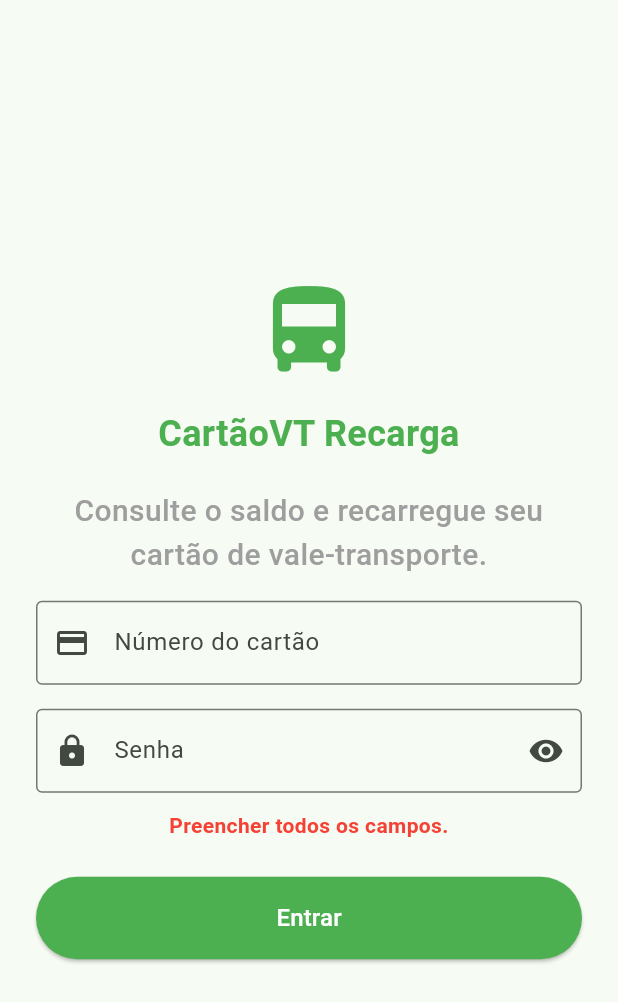
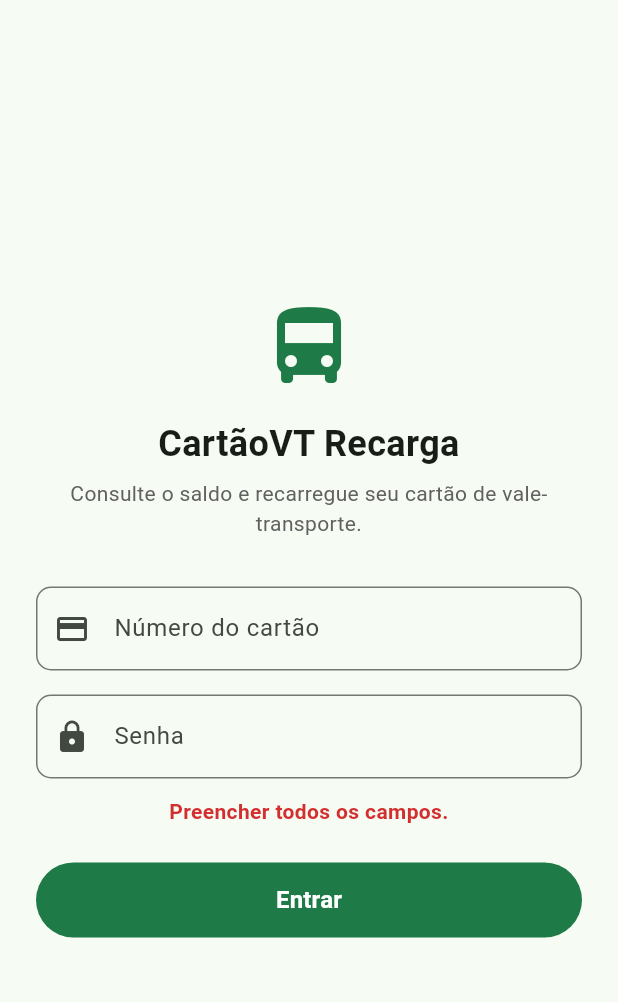
Before and after one commit to gventurinii/cartaoVT_recarga, a Flutter app: the screen it shows after launch, after a tap on "Entrar", on a phone screen of 412 x 824 dp. Shown: the top 1002 px of the screen. Run offline on Flutter 3.47's test engine with Material 3 defaults, Android fonts, the phone set to English and light mode, and no system bars.

Commit message:
feat: implementa o tema claro e escuro à tela de login #3

```diff
--- a/cartaovt_app/lib/views/login_screen.dart
+++ b/cartaovt_app/lib/views/login_screen.dart
@@ -1,6 +1,7 @@
-import 'package:cartaovt_app/controllers/login_controller.dart';
-import 'package:cartaovt_app/views/inicio_screen.dart';
 import 'package:flutter/material.dart';
+import 'package:flutter/services.dart';
+import '../controllers/login_controller.dart';
+import 'inicio_screen.dart';
 
 class LoginScreen extends StatefulWidget {
   const LoginScreen({super.key});
@@ -10,107 +11,110 @@ class LoginScreen extends StatefulWidget {
 }
 
 class _LoginScreenState extends State<LoginScreen> {
-
   final LoginController _controller = LoginController();
-  bool _senhaEscondida = true;
-
   final TextEditingController _cartaoController = TextEditingController();
   final TextEditingController _senhaController = TextEditingController();
 
   @override
   void dispose() {
-    super.dispose();
     _cartaoController.dispose();
     _senhaController.dispose();
     _controller.dispose();
+    super.dispose();
   }
 
   @override
   Widget build(BuildContext context) {
-      return Scaffold(
-      body: AnimatedBuilder(
+    final isDark = Theme.of(context).brightness == Brightness.dark;
+
+    return AnimatedBuilder(
       animation: _controller,
       builder: (context, child) {
-          return Padding(
-            padding: EdgeInsets.all(24.0),
+        return Scaffold(
+          body: SafeArea(
+            child: Padding(
+              padding: const EdgeInsets.all(24.0),
               child: Column(
                 mainAxisAlignment: MainAxisAlignment.center,
                 crossAxisAlignment: CrossAxisAlignment.stretch,
                 children: [
-                Icon(Icons.directions_bus, size: 72, color: Colors.green),
-                SizedBox(height: 16),
-                Text(
+                  Icon(
+                    Icons.directions_bus,
+                    size: 64,
+                    color: isDark
+                        ? const Color(0xFF6DD597)
+                        : const Color(0xFF1E7A46),
+                  ),
+                  const SizedBox(height: 16),
+                  const Text(
                     'CartãoVT Recarga',
                     textAlign: TextAlign.center,
-                  style: TextStyle(
-                    color: Colors.green,
-                    fontSize: 24,
-                    fontWeight: FontWeight.bold,
+                    style: TextStyle(fontSize: 24, fontWeight: FontWeight.bold),
                   ),
-                ),
-                SizedBox(height: 20),
-
+                  const SizedBox(height: 6),
                   Text(
                     'Consulte o saldo e recarregue seu cartão de vale-transporte.',
                     textAlign: TextAlign.center,
-                  style: TextStyle(color: Colors.grey,
-                    fontSize: 20,
-                    fontWeight: FontWeight.w500
+                    style: TextStyle(
+                      color: isDark ? Colors.grey.shade400 : Colors.grey.shade700,
                     ),
                   ),
-                SizedBox(height: 16),
+                  const SizedBox(height: 32),
 
-                // Campo do cartão: aceita somente números (RN01)
                   TextField(
                     controller: _cartaoController,
+                    keyboardType: TextInputType.number,
+                    inputFormatters: [FilteringTextInputFormatter.digitsOnly],
                     decoration: InputDecoration(
                       labelText: 'Número do cartão',
-                    prefixIcon: Icon(Icons.credit_card),
-                    border: OutlineInputBorder(),
+                      prefixIcon: const Icon(Icons.credit_card),
+                      border: OutlineInputBorder(
+                        borderRadius: BorderRadius.circular(10),
                       ),
                     ),
-                SizedBox(height: 16),
+                  ),
+                  const SizedBox(height: 16),
 
-                // Campo da senha: formato oculto obscureText: true (RN02)
                   TextField(
                     controller: _senhaController,
-                  obscureText: _senhaEscondida,
+                    obscureText: true,
                     decoration: InputDecoration(
                       labelText: 'Senha',
-                    prefixIcon: Icon(Icons.lock),
-                    border: OutlineInputBorder(),
-                    suffixIcon: IconButton(
-                      tooltip: _senhaEscondida ? 'Mostrar senha' : 'Ocultar senha',
-                      icon: Icon(
-                        _senhaEscondida ? Icons.visibility : Icons.visibility_off,
-                      ),
-                      onPressed: () {
-                        setState(() {
-                          _senhaEscondida = !_senhaEscondida;
-                        });
-                      },
+                      prefixIcon: const Icon(Icons.lock),
+                      border: OutlineInputBorder(
+                        borderRadius: BorderRadius.circular(10),
                       ),
                     ),
                   ),
 
-                // Mensagem de erro vinda do Controller (NR03)
                   if (_controller.mensagemErro.isNotEmpty) ...[
-                  SizedBox(height: 12),
+                    const SizedBox(height: 12),
                     Text(
                       _controller.mensagemErro,
-                    style: TextStyle(color: Colors.red, fontWeight: FontWeight.bold),
+                      style: TextStyle(
+                        color: isDark
+                            ? Colors.redAccent.shade100
+                            : Colors.red.shade700,
+                        fontWeight: FontWeight.bold,
+                      ),
                       textAlign: TextAlign.center,
                     ),
                   ],
 
-              SizedBox(height: 24),
-              ElevatedButton(
+                  const SizedBox(height: 24),
+                  SizedBox(
+                    height: 50,
+                    child: ElevatedButton(
                       style: ElevatedButton.styleFrom(
-                  backgroundColor: Colors.green,
-                  padding: EdgeInsets.all(16),
+                        backgroundColor: isDark
+                            ? const Color(0xFF2B8A53)
+                            : const Color(0xFF1E7A46),
+                        foregroundColor: Colors.white,
+                        elevation: 0,
+                        shape: const StadiumBorder(),
                       ),
                       onPressed: () {
-                  bool autorizado = _controller.validarECarregar(
+                        final autorizado = _controller.validarECarregar(
                           _cartaoController.text,
                           _senhaController.text,
                         );
@@ -118,17 +122,24 @@ class _LoginScreenState extends State<LoginScreen> {
                         if (autorizado) {
                           Navigator.pushReplacement(
                             context,
-                      MaterialPageRoute(builder: (context) => InicioScreen()),
+                            MaterialPageRoute(
+                              builder: (context) => const InicioScreen(),
+                            ),
                           );
                         }
                       },
-                child: Text('Entrar', style: TextStyle(color: Colors.white, fontSize: 16)),
+                      child: const Text(
+                        'Entrar',
+                        style: TextStyle(fontSize: 16, fontWeight: FontWeight.w600),
+                      ),
+                    ),
                   ),
                 ],
               ),
+            ),
+          ),
         );
       },
-      ),
     );
   }
 }
```
Lines whose indentation alone changed are shown as unchanged.
